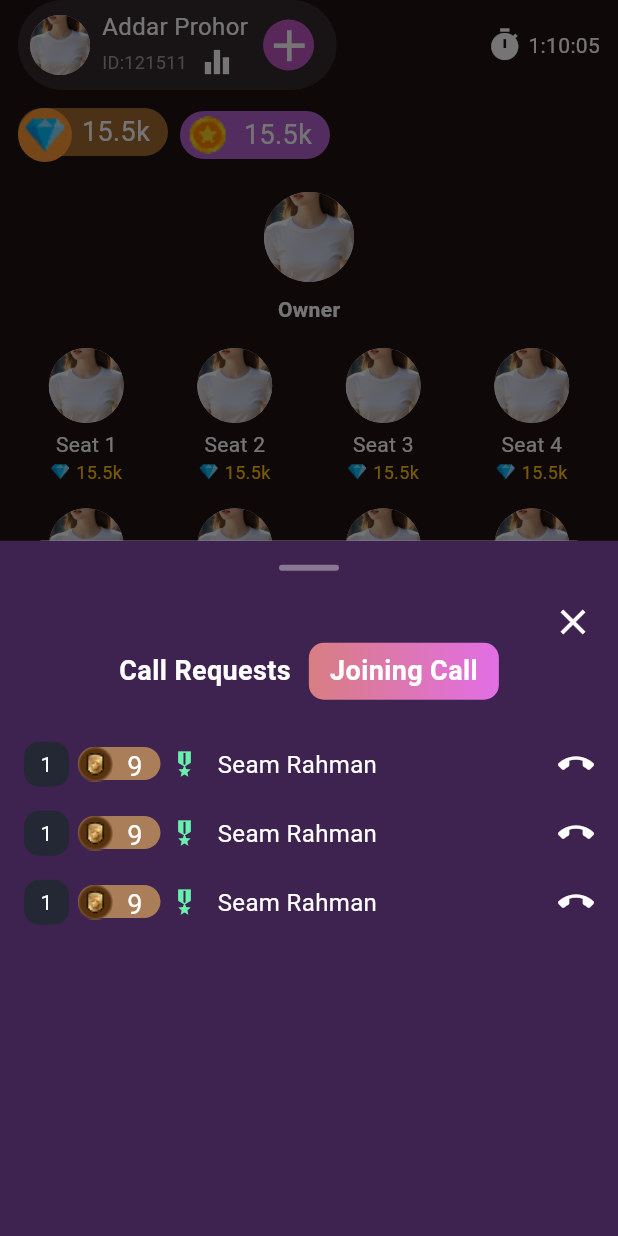
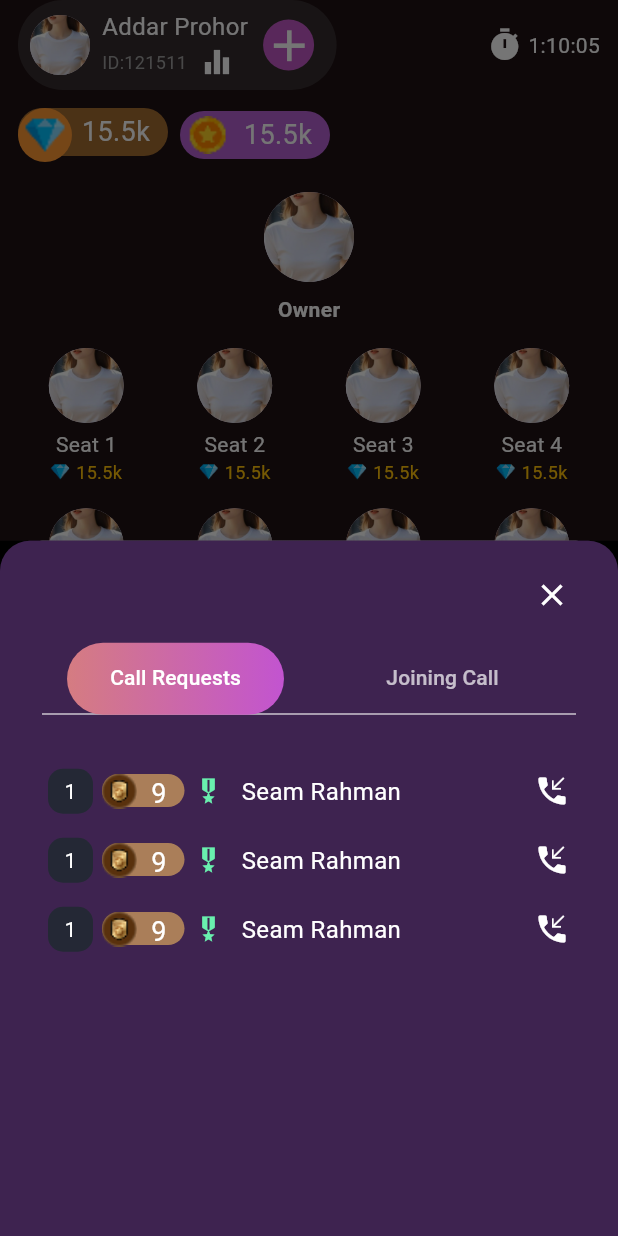
Before and after one commit to MdRobiul11111/yoo_live, a Flutter app: the AudioRoomPage screen opened directly, after a tap on the "phone" icon, on a phone screen of 412 x 824 dp. Run offline on Flutter 3.47's test engine with Material 3 defaults, Android fonts, the phone set to English and light mode, and no system bars; our stand-ins replace bloc, carousel_slider, dartz, dio, equatable, firebase_auth and 5 more; missing offline and left inert: flutter_facebook_auth; accounts and stored records are empty.

Commit message:
update ui call request

```diff
--- a/lib/Features/Bloc/SearchProfileBloc/search_profile_bloc.dart
+++ b/lib/Features/Bloc/SearchProfileBloc/search_profile_bloc.dart
@@ -2,13 +2,11 @@ import 'dart:async';
 
 import 'package:bloc/bloc.dart';
 import 'package:equatable/equatable.dart';
-import 'package:meta/meta.dart';
 import 'package:yoo_live/Features/data/Repository/AuthDataRepository.dart';
 
 import '../../domain/Model/SearchProfileResponse.dart';
 
 part 'search_profile_event.dart';
-
 part 'search_profile_state.dart';
 
 class SearchProfileBloc extends Bloc<SearchProfileEvent, SearchProfileState> {
--- a/lib/widget/presentation/audio_live_host_view_widget/audio_room_page.dart
+++ b/lib/widget/presentation/audio_live_host_view_widget/audio_room_page.dart
@@ -1,5 +1,5 @@
 import 'package:flutter/material.dart';
-import 'package:yoo_live/widget/presentation/audio_live_host_view_widget/room_widget/call_requests_screen.dart';
+import 'package:yoo_live/widget/presentation/audio_live_host_view_widget/room_widget/call_request_widget/call_request_DefaultTab_button.dart';
 import 'package:yoo_live/widget/presentation/audio_live_host_view_widget/room_widget/user_room_profile_card.dart';
 
 class AudioRoomPage extends StatelessWidget {
@@ -364,13 +364,22 @@ class AudioRoomPage extends StatelessWidget {
                           ),
                         ),
                         Spacer(),
-                        // call Requests Button
+                        // Call_Request Defaulttab Button
                         InkWell(
                           onTap: () {
                             showModalBottomSheet(
                               context: context,
                               builder: (BuildContext context) {
-                                return Container(child: CallRequestsScreen());
+                                return Container(
+                                  decoration: BoxDecoration(
+                                    color: const Color(0xFF3D1E4F),
+                                    borderRadius: BorderRadius.only(
+                                      topLeft: Radius.circular(20),
+                                      topRight: Radius.circular(20),
+                                    ),
+                                  ),
+                                  child: CallRequestDefaulttabButton(),
+                                );
                               },
                             );
                           },
--- /dev/null
+++ b/lib/widget/presentation/audio_live_host_view_widget/room_widget/call_request_widget/call_request_DefaultTab_button.dart
@@ -0,0 +1,84 @@
+import 'package:flutter/material.dart';
+import 'package:yoo_live/widget/presentation/audio_live_host_view_widget/room_widget/call_request_widget/call_requests_screen.dart';
+import 'package:yoo_live/widget/presentation/audio_live_host_view_widget/room_widget/call_request_widget/joining_call_request_page.dart';
+
+class CallRequestDefaulttabButton extends StatelessWidget {
+  const CallRequestDefaulttabButton({super.key});
+
+  @override
+  Widget build(BuildContext context) {
+    return DefaultTabController(
+      length: 2,
+      child: Scaffold(
+        backgroundColor: Colors.black, // purple gradient bg
+        body: Container(
+          padding: const EdgeInsets.all(16),
+          decoration: BoxDecoration(
+            gradient: const LinearGradient(
+              colors: [Color(0xFF3E2350), Color(0xFF3E2350)],
+              begin: Alignment.topLeft,
+              end: Alignment.bottomRight,
+            ),
+            borderRadius: BorderRadius.only(
+              topLeft: Radius.circular(20),
+              topRight: Radius.circular(20),
+            ),
+          ),
+          child: SafeArea(
+            child: Column(
+              children: [
+                // Top drag handle + close button
+                Padding(
+                  padding: const EdgeInsets.symmetric(
+                    vertical: 8.0,
+                    horizontal: 16,
+                  ),
+                  child: Row(
+                    children: [
+                      Spacer(),
+                      InkWell(
+                        onTap: () {
+                          Navigator.pop(context);
+                        },
+                        child: Icon(Icons.close, color: Colors.white),
+                      ),
+                    ],
+                  ),
+                ),
+
+                // Custom TabBar
+                Container(
+                  margin: const EdgeInsets.all(12),
+                  decoration: BoxDecoration(
+                    borderRadius: BorderRadius.circular(25),
+                  ),
+                  child: TabBar(
+                    indicator: BoxDecoration(
+                      borderRadius: BorderRadius.circular(25),
+                      gradient: const LinearGradient(
+                        colors: [Color(0xFFD57C81), Color(0xFFC254D0)],
+                      ),
+                    ),
+                    labelColor: Colors.white,
+                    unselectedLabelColor: Colors.white70,
+                    tabs: const [
+                      Tab(text: "        Call Requests        "),
+                      Tab(text: "        Joining Call        "),
+                    ],
+                  ),
+                ),
+
+                // TabBar content
+                Expanded(
+                  child: TabBarView(
+                    children: [CallRequestsScreen(), JoiningCallRequestPage()],
+                  ),
+                ),
+              ],
+            ),
+          ),
+        ),
+      ),
+    );
+  }
+}
--- a/lib/widget/presentation/audio_live_host_view_widget/room_widget/call_requests_screen.dart
+++ b/lib/widget/presentation/audio_live_host_view_widget/room_widget/call_request_widget/call_requests_screen.dart
@@ -12,78 +12,6 @@ class CallRequestsScreen extends StatelessWidget {
           padding: const EdgeInsets.all(16),
           child: Column(
             children: [
-              // Top bar
-              Row(
-                mainAxisAlignment: MainAxisAlignment.center,
-                children: [
-                  Container(
-                    height: 4,
-                    width: 40,
-                    decoration: BoxDecoration(
-                      color: Colors.white38,
-                      borderRadius: BorderRadius.circular(4),
-                    ),
-                  ),
-                ],
-              ),
-              const SizedBox(height: 20),
-              Row(
-                children: [
-                  Spacer(),
-                  InkWell(
-                    onTap: () {
-                      Navigator.pop(context);
-                    },
-                    child: Icon(Icons.close, color: Colors.white, size: 28),
-                  ),
-                ],
-              ),
-
-              // Header with buttons
-              Row(
-                mainAxisAlignment: MainAxisAlignment.center,
-                children: [
-                  Row(
-                    children: [
-                      InkWell(
-                        onTap: () {},
-                        child: const Text(
-                          "Call Requests",
-                          style: TextStyle(
-                            fontSize: 18,
-                            color: Colors.white,
-                            fontWeight: FontWeight.bold,
-                          ),
-                        ),
-                      ),
-                      const SizedBox(width: 12),
-                      Container(
-                        padding: const EdgeInsets.symmetric(
-                          horizontal: 14,
-                          vertical: 6,
-                        ),
-                        decoration: BoxDecoration(
-                          gradient: const LinearGradient(
-                            colors: [Color(0xFFD87E82), Color(0xFFE26EE5)],
-                          ),
-                          borderRadius: BorderRadius.circular(10),
-                        ),
-                        child: Text(
-                          "Joining Call",
-                          style: TextStyle(
-                            color: Colors.white,
-                            fontWeight: FontWeight.bold,
-                            fontSize: 18,
-                          ),
-                        ),
-                      ),
-                    ],
-                  ),
-                ],
-              ),
-
-              const SizedBox(height: 20),
-
               // Call Request List
               Expanded(
                 child: ListView.builder(
@@ -168,7 +96,7 @@ class CallRequestsScreen extends StatelessWidget {
           ),
 
           // Right Action (Call decline)
-          Icon(Icons.call_end, color: Colors.white, size: 24),
+          Icon(Icons.phone_callback, color: Colors.white, size: 24),
         ],
       ),
     );
```
Also changed, not shown: lib/Core/network/DioClient.dart (+20 -13 lines), lib/widget/presentation/audio_live_host_view_widget/room_widget/call_request_widget/joining_call_request_page.dart (added, +104 -0 lines), pubspec.lock, 1 other file.
